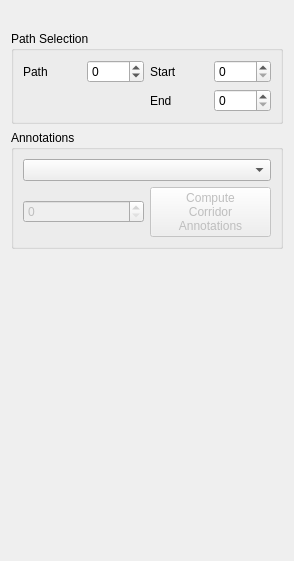
First picture: the form in scripts/corridor_planner.ui, repository rock-planning/planning-orogen-corridor_planner, before the edit.
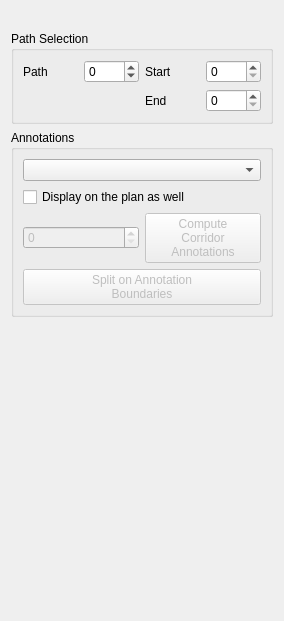
Second picture: the form after the edit. Custom widgets are drawn as their Qt base class.

Commit message: scripts: add support for splitting corridors along annotation segments

The edit to the form file:
```diff
--- a/scripts/corridor_planner.ui
+++ b/scripts/corridor_planner.ui
@@ -6,8 +6,8 @@
    <rect>
     <x>0</x>
     <y>0</y>
-    <width>294</width>
-    <height>561</height>
+    <width>284</width>
+    <height>621</height>
    </rect>
   </property>
   <property name="sizePolicy">
@@ -90,14 +90,24 @@
         <item row="0" column="0" colspan="2">
          <widget class="QComboBox" name="lstSymbol"/>
         </item>
-        <item row="1" column="0">
+        <item row="1" column="0" colspan="2">
+         <widget class="QCheckBox" name="btnAnnotationOnPlan">
+          <property name="text">
+           <string>Display on the plan as well</string>
+          </property>
+          <property name="checked">
+           <bool>false</bool>
+          </property>
+         </widget>
+        </item>
+        <item row="2" column="0">
          <widget class="QSpinBox" name="annotateSymbolIdx">
           <property name="enabled">
            <bool>false</bool>
           </property>
          </widget>
         </item>
-        <item row="1" column="1">
+        <item row="2" column="1">
          <widget class="QPushButton" name="btnAnnotateCorridor">
           <property name="enabled">
            <bool>false</bool>
@@ -109,6 +119,20 @@
           </property>
          </widget>
         </item>
+        <item row="3" column="0" colspan="2">
+         <widget class="QPushButton" name="btnSplit">
+          <property name="enabled">
+           <bool>false</bool>
+          </property>
+          <property name="text">
+           <string>Split on Annotation
+Boundaries</string>
+          </property>
+          <property name="checkable">
+           <bool>true</bool>
+          </property>
+         </widget>
+        </item>
        </layout>
       </widget>
      </item>
@@ -143,16 +167,16 @@
   </layout>
  </widget>
  <customwidgets>
-  <customwidget>
-   <class>ImageView</class>
-   <extends>QWidget</extends>
-   <header>image_view_widget/ImageView.h</header>
-  </customwidget>
   <customwidget>
    <class>vizkit::QVizkitMainWindow</class>
    <extends>QMainWindow</extends>
    <header>QVizkitMainWindow.hpp</header>
   </customwidget>
+  <customwidget>
+   <class>ImageView</class>
+   <extends>QWidget</extends>
+   <header>image_view_widget/ImageView.h</header>
+  </customwidget>
  </customwidgets>
  <resources/>
  <connections/>
```
Left out of the diff: 2 changed lines with no effect on the pictures. The commit also changes 1 other file.
